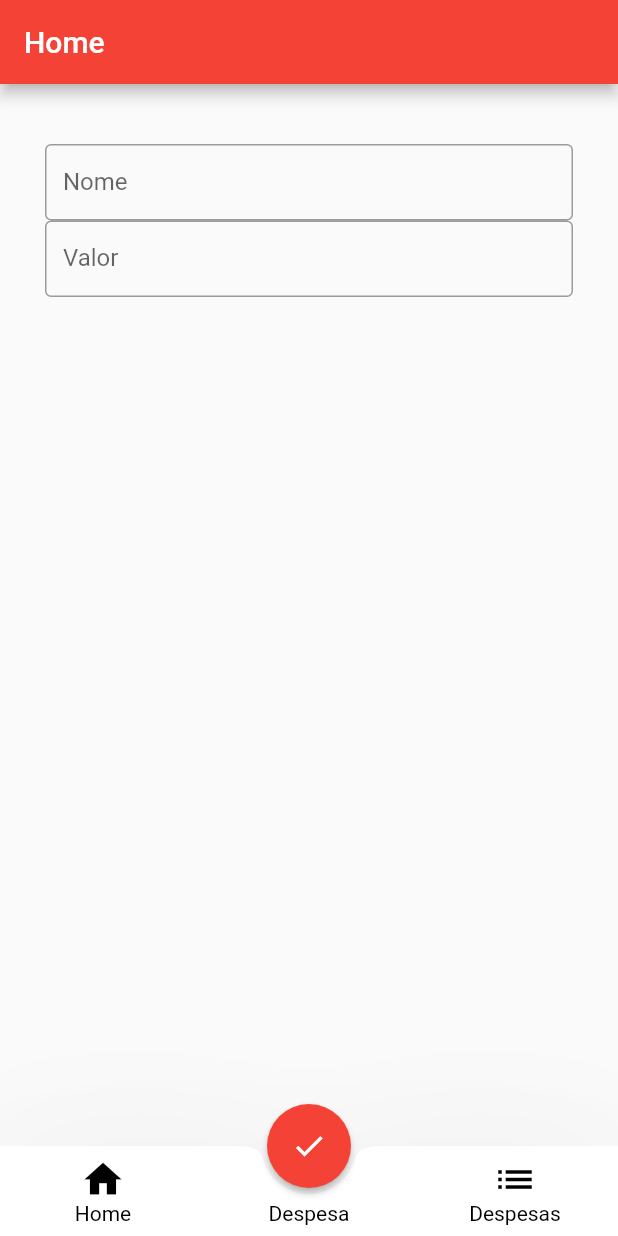
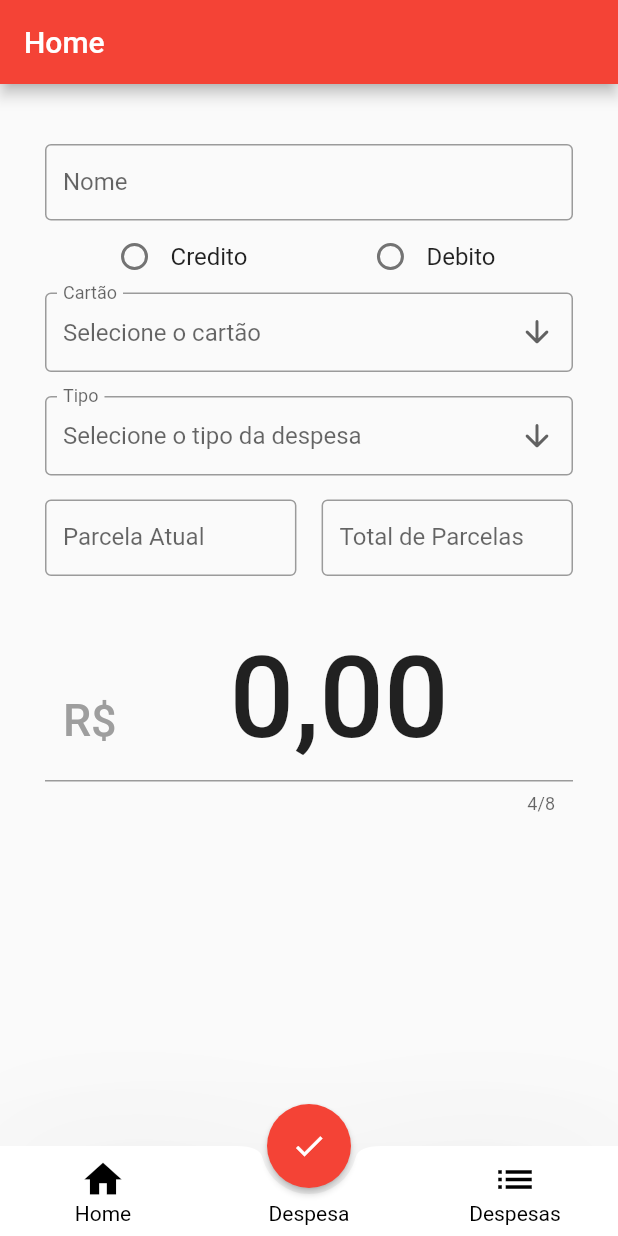
Before and after one commit to Firepeix/ebisu, a Flutter app: the screen it shows after launch, after a tap on "Despesas", after a tap on the "add" icon, on a phone screen of 412 x 824 dp. Run offline on Flutter 3.47's test engine with Material 2 defaults, Android fonts, the phone set to English and light mode, and no system bars.

Commit message:
Template do form feito, falta implementar tipos de inputs

```diff
--- /dev/null
+++ b/lib/card/Domain/Repositories/CardRepositoryInterface.dart
@@ -0,0 +1,5 @@
+
+
+abstract class CardRepositoryInterface {
+  Map<int, String> getCardTypes();
+}
--- /dev/null
+++ b/lib/card/Infrastructure/CardModuleServiceProvider.dart
@@ -0,0 +1,6 @@
+import 'package:ebisu/card/Domain/Repositories/CardRepositoryInterface.dart';
+import 'package:ebisu/card/Infrastructure/Repositories/CardRepository.dart';
+
+class CardModuleServiceProvider {
+  static CardRepositoryInterface cardRepository () => CardRepository();
+}
--- /dev/null
+++ b/lib/card/Infrastructure/Repositories/CardRepository.dart
@@ -0,0 +1,10 @@
+import 'package:ebisu/card/Domain/Card.dart';
+import 'package:ebisu/card/Domain/Repositories/CardRepositoryInterface.dart';
+
+class CardRepository implements CardRepositoryInterface {
+
+  @override
+  Map<int, String> getCardTypes() {
+    return Map.fromIterable(CardType.values, key: (e) => e.index, value: (e) => e.toString().split('.').elementAt(1));
+  }
+}
--- /dev/null
+++ b/lib/expenditure/Domain/Repositories/ExpenditureRepositoryInterface.dart
@@ -0,0 +1,5 @@
+
+
+abstract class ExpenditureRepositoryInterface {
+  Map<int, String> getExpenditureTypes();
+}
--- /dev/null
+++ b/lib/expenditure/Infrastructure/ExpenditureModuleServiceProvider.dart
@@ -0,0 +1,7 @@
+import 'package:ebisu/expenditure/Domain/Repositories/ExpenditureRepositoryInterface.dart';
+
+import 'Repositories/ExpenditureRepository.dart';
+
+class ExpenditureModuleServiceProvider {
+  static ExpenditureRepositoryInterface expenditureRepository () => ExpenditureRepository();
+}
--- /dev/null
+++ b/lib/expenditure/Infrastructure/Repositories/ExpenditureRepository.dart
@@ -0,0 +1,10 @@
+import 'package:ebisu/expenditure/Domain/Expenditure.dart';
+import 'package:ebisu/expenditure/Domain/Repositories/ExpenditureRepositoryInterface.dart';
+
+class ExpenditureRepository implements ExpenditureRepositoryInterface {
+
+  @override
+  Map<int, String> getExpenditureTypes() {
+    return Map.fromIterable(ExpenditureType.values, key: (e) => e.index, value: (e) => e.toString().split('.').elementAt(1));
+  }
+}
--- a/lib/main.dart
+++ b/lib/main.dart
@@ -61,12 +61,16 @@ class _MyHomePageState extends State<MyHomePage> {
 
   @override
   Widget build(BuildContext context) {
+    bool keyboardIsOpen = MediaQuery.of(context).viewInsets.bottom != 0;
     return Scaffold(
       appBar: AppBar(
         title: Text(widget.title),
       ),
       floatingActionButtonLocation: FloatingActionButtonLocation.centerDocked,
-      floatingActionButton: this._getMainButton(),
+      floatingActionButton: Visibility(
+        visible: !keyboardIsOpen,
+        child: this._getMainButton(),
+      ),
       bottomNavigationBar: BottomNavBar(
           onTabSelected: (int value) => _changePageTo(value),
           centerItemText: 'Despesa',
--- a/lib/src/UI/Components/Form/InputDecorator.dart
+++ b/lib/src/UI/Components/Form/InputDecorator.dart
@@ -1,3 +1,4 @@
+import 'package:flutter/cupertino.dart';
 import 'package:flutter/material.dart';
 
 class InputFormDecorator {
@@ -6,7 +7,26 @@ class InputFormDecorator {
       border: OutlineInputBorder(),
       hintText: hint ?? '',
       labelText: label ?? '',
-      isDense: true
+      isDense: true,
+      contentPadding: EdgeInsets.fromLTRB(12, 20, 12, 12)
+    );
+  }
+
+  InputDecoration selectForm (String? label, String? hint) {
+    return InputDecoration(
+        border: OutlineInputBorder(),
+        hintText: hint ?? '',
+        labelText: label ?? '',
+        isDense: true,
+        contentPadding: EdgeInsets.fromLTRB(12, 20, 12, 9)
+    );
+  }
+
+  InputDecoration amountForm () {
+    return InputDecoration(
+      prefix: Text('R\$ '),
+      contentPadding: EdgeInsets.fromLTRB(12, 20, 12, 12),
+      prefixStyle: TextStyle(fontSize: 30, fontWeight: FontWeight.w500, color: Colors.grey)
     );
   }
 }
--- /dev/null
+++ b/lib/src/UI/Components/Form/InputFactory.dart
@@ -0,0 +1,77 @@
+import 'package:flutter/material.dart';
+
+class RadioInput extends StatelessWidget {
+  final String? groupValue;
+  final String label;
+  final String value;
+  final ValueChanged<String?> onChanged;
+
+  RadioInput({required this.groupValue, required this.label, required this.value, required this.onChanged});
+
+  @override
+  Widget build(BuildContext context) {
+    return Row(
+      children: [
+        Radio (
+          value: value,
+          groupValue: groupValue,
+          onChanged: onChanged,
+        ),
+        InkWell(
+          highlightColor: Colors.transparent,
+          splashColor: Colors.transparent,
+          child: Text(label, style: TextStyle(fontSize: 16.0)),
+          onTap: () => {
+            onChanged(value)
+          },
+        )
+      ],
+    );
+  }
+}
+
+class RadioGroup extends StatelessWidget  {
+  final List<RadioInput> children;
+
+  RadioGroup({required this.children});
+
+  @override
+  Widget build(BuildContext context) {
+    return Column(
+      children: [
+        Row(
+            mainAxisAlignment: MainAxisAlignment.spaceAround,
+            children: children
+        )
+      ],
+    );
+  }
+}
+
+class SelectInput extends StatelessWidget  {
+  final String? value;
+  final ValueChanged<String?> onChanged;
+  final TextStyle? style;
+  final InputDecoration? decoration;
+  final Map items;
+
+  SelectInput({required this.items, required this.value, required this.onChanged, this.style, this.decoration});
+
+  @override
+  Widget build(BuildContext context) {
+    return Row(
+      children: [
+        Expanded(
+            child: DropdownButtonFormField<String>(
+              value: value,
+              icon: Icon(Icons.arrow_downward_rounded),
+              isDense: true,
+              decoration: decoration,
+              onChanged: onChanged,
+              items: items.entries.map((e) => DropdownMenuItem(value: e.key.toString(), child: Text(e.value[0] + e.value.substring(1).toLowerCase()))).toList(),
+            )
+        )
+      ],
+    );
+  }
+}
--- /dev/null
+++ b/lib/src/UI/Components/General/KeyboardAvoider.dart
@@ -0,0 +1,236 @@
+import 'dart:collection';
+import 'dart:math';
+
+import 'package:flutter/rendering.dart';
+import 'package:flutter/widgets.dart';
+
+/// Wraps the [child] in a [AnimatedContainer] that adjusts its bottom [padding] to accommodate the on-screen keyboard.
+/// Unlike a [Scaffold], it only insets by the actual amount obscured by the keyboard.
+/// If [autoScroll] is true and the [child] contains a focused widget such as a [TextField],
+/// automatically scrolls so that it is just visible above the keyboard, plus any additional [focusPadding].
+class KeyboardAvoider extends StatefulWidget {
+  /// The child to embed. If the [child] is not a [ScrollView], it is automatically embedded in a [SingleChildScrollView].
+  /// If the [child] is a [ScrollView], it must have a [ScrollController].
+  final Widget child;
+
+  /// Duration of the resize animation. Defaults to 100ms. To disable, set to [Duration.zero].
+  final Duration duration;
+
+  /// Animation curve. Defaults to [easeOut]
+  final Curve curve;
+
+  /// Whether to auto-scroll to the focused widget after the keyboard appears. Defaults to false.
+  /// Could be expensive because it searches all the child objects in this widget's render tree.
+  final bool autoScroll;
+
+  /// Space to put between the focused widget and the top of the keyboard. Defaults to 12.
+  /// Useful in case the focused widget is inside a parent widget that you also want to be visible.
+  final double focusPadding;
+
+  KeyboardAvoider({
+    Key? key,
+    required this.child,
+    this.duration = const Duration(milliseconds: 100),
+    this.curve = Curves.easeOut,
+    this.autoScroll = false,
+    this.focusPadding = 12.0,
+  })  : assert(child is ScrollView ? child.controller != null : true),
+        super(key: key);
+
+  @override
+  _KeyboardAvoiderState createState() => _KeyboardAvoiderState();
+}
+
+class _KeyboardAvoiderState extends State<KeyboardAvoider> with WidgetsBindingObserver {
+  final _animationKey = GlobalKey<ImplicitlyAnimatedWidgetState>();
+  Function(AnimationStatus)? _animationListener;
+  ScrollController? _scrollController;
+  double _overlap = 0.0;
+
+  @override
+  void initState() {
+    super.initState();
+    WidgetsBinding.instance?.addObserver(this);
+  }
+
+  @override
+  void dispose() {
+    WidgetsBinding.instance?.removeObserver(this);
+    if (_animationListener != null) {
+      _animationKey.currentState?.animation.removeStatusListener(_animationListener!);
+    }
+    super.dispose();
+  }
+
+  @override
+  Widget build(BuildContext context) {
+    // Add a status listener to the animation after the initial build.
+    // Wait a frame so that _animationKey.currentState is not null.
+    if (_animationListener == null) {
+      WidgetsBinding.instance?.addPostFrameCallback((_) {
+        _animationListener = _animationStatusChanged;
+        _animationKey.currentState?.animation.addStatusListener(_animationListener!);
+      });
+    }
+
+    // If [child] is a [ScrollView], get its [ScrollController]
+    // and embed the [child] directly in an [AnimatedContainer].
+    if (widget.child is ScrollView) {
+      var scrollView = widget.child as ScrollView;
+      _scrollController = scrollView.controller;
+      return _buildAnimatedContainer(widget.child);
+    }
+
+    // If [child] is not a [ScrollView], and [autoScroll] is true,
+    // embed the [child] in a [SingleChildScrollView] to make
+    // it possible to scroll to the focused widget.
+    if (widget.autoScroll) {
+      _scrollController = ScrollController();
+      return _buildAnimatedContainer(LayoutBuilder(
+        builder: (context, constraints) {
+          return SingleChildScrollView(
+            controller: _scrollController,
+            child: ConstrainedBox(
+              constraints: BoxConstraints(
+                minHeight: constraints.maxHeight,
+              ),
+              child: widget.child,
+            ),
+          );
+        },
+      ));
+    }
+
+    // Just embed the [child] directly in an [AnimatedContainer].
+    return _buildAnimatedContainer(widget.child);
+  }
+
+  /// WidgetsBindingObserver
+  @override
+  void didChangeMetrics() {
+    //Need to wait a frame to get the new size
+    WidgetsBinding.instance?.addPostFrameCallback((_) {
+      _resize();
+    });
+  }
+
+  /// AnimationStatus
+  void _animationStatusChanged(AnimationStatus status) {
+    if (status == AnimationStatus.completed) {
+      final keyboardVisible = MediaQuery.of(context).viewInsets.bottom > 0.0;
+      if (keyboardVisible) {
+        _keyboardShown();
+      }
+    }
+  }
+
+  /// Private
+  Widget _buildAnimatedContainer(Widget child) {
+    return AnimatedContainer(
+      key: _animationKey,
+      padding: EdgeInsets.only(bottom: _overlap),
+      duration: widget.duration,
+      curve: widget.curve,
+      child: child,
+    );
+  }
+
+  void _resize() {
+    if (context == null) {
+      return;
+    }
+
+    // Calculate Rect of widget on screen
+    final object = context.findRenderObject();
+    final box = object as RenderBox;
+    final offset = box.localToGlobal(Offset.zero);
+    final widgetRect = Rect.fromLTWH(
+      offset.dx,
+      offset.dy,
+      box.size.width,
+      box.size.height,
+    );
+
+    // Calculate top of keyboard
+    final mediaQuery = MediaQuery.of(context);
+    final screenSize = mediaQuery.size;
+    final screenInsets = mediaQuery.viewInsets;
+    final keyboardTop = screenSize.height - screenInsets.bottom;
+
+    // If widget is entirely covered by keyboard, do nothing
+    if (widgetRect.top > keyboardTop) {
+      return;
+    }
+
+    // If widget is partially obscured by the keyboard, adjust bottom padding to fully expose it
+    final overlap = max(0.0, widgetRect.bottom - keyboardTop);
+    if (overlap != _overlap) {
+      setState(() {
+        _overlap = overlap;
+      });
+    }
+  }
+
+  void _keyboardShown() {
+    // If auto scroll is not enabled, do nothing
+    if (!widget.autoScroll) {
+      return;
+    }
+    // Need to wait a frame to get the new size
+    WidgetsBinding.instance?.addPostFrameCallback((_) {
+      _scrollToFocusedObject();
+    });
+  }
+
+  void _scrollToFocusedObject() {
+    if (context == null) {
+      return;
+    }
+
+    final focused = _findFocusedObject(context.findRenderObject());
+    if (focused != null) {
+      _scrollToObject(focused);
+    }
+  }
+
+  /// Finds the first focused [RenderEditable] child of [root] using a breadth-first search.
+  RenderObject? _findFocusedObject(RenderObject? root) {
+    if (root == null) return null;
+
+    final q = Queue<RenderObject>();
+    q.add(root);
+    while (q.isNotEmpty) {
+      final node = q.removeFirst();
+      if (node is RenderEditable && node.hasFocus) {
+        return node;
+      }
+      node.visitChildren((child) {
+        q.add(child);
+      });
+    }
+    return null;
+  }
+
+  /// If the focused object is covered by the keyboard, scroll to it.
+  /// Otherwise do nothing.
+  void _scrollToObject(RenderObject object) {
+    // Calculate the offset needed to show the object in the [ScrollView]
+    // so that its bottom touches the top of the keyboard.
+    final viewport = RenderAbstractViewport.of(object);
+
+    if (viewport == null) return;
+
+    final offset = viewport.getOffsetToReveal(object, 1.0).offset + widget.focusPadding;
+
+    if (_scrollController == null) return;
+    // If the object is covered by the keyboard, scroll to reveal it,
+    // and add [focusPadding] between it and top of the keyboard.
+    if (offset > _scrollController!.position.pixels) {
+      _scrollController!.position.moveTo(
+        offset,
+        duration: widget.duration,
+        curve: widget.curve,
+      );
+    }
+  }
+}
--- a/lib/src/UI/Expenditures/Form/ExpenditureForm.dart
+++ b/lib/src/UI/Expenditures/Form/ExpenditureForm.dart
@@ -1,40 +1,124 @@
+import 'package:ebisu/card/Domain/Repositories/CardRepositoryInterface.dart';
+import 'package:ebisu/card/Infrastructure/CardModuleServiceProvider.dart';
+import 'package:ebisu/expenditure/Domain/Repositories/ExpenditureRepositoryInterface.dart';
+import 'package:ebisu/expenditure/Infrastructure/ExpenditureModuleServiceProvider.dart';
 import 'package:ebisu/src/UI/Components/Form/InputDecorator.dart';
+import 'package:ebisu/src/UI/Components/Form/InputFactory.dart';
+import 'package:ebisu/src/UI/Components/General/KeyboardAvoider.dart';
 import 'package:flutter/material.dart';
+import 'package:flutter/services.dart';
 
 class ExpenditureForm extends StatefulWidget {
   final ExpenditureFormValidator validator = ExpenditureFormValidator();
   final InputFormDecorator decorator = InputFormDecorator();
+  final CardRepositoryInterface cardRepository = CardModuleServiceProvider.cardRepository();
+  final ExpenditureRepositoryInterface expenditureRepository = ExpenditureModuleServiceProvider.expenditureRepository();
   @override
   State<StatefulWidget> createState() => _ExpenditureFormState();
+
+  Widget build (_ExpenditureFormState state) {
+    return Form(
+      key: state._formKey,
+      child: KeyboardAvoider(
+        autoScroll: true,
+        child: Column(
+          children: <Widget>[
+            TextFormField(
+              validator: (value) => validator.name(value),
+              decoration: decorator.textForm('Nome', 'Adicione o nome da despesa.'),
+            ),
+            Padding(
+              padding: EdgeInsets.only(right: 16),
+              child: RadioGroup(
+                children: [
+                  RadioInput(label: 'Credito', value: 'CREDIT', groupValue: state._type, onChanged: state.handleTypeChange),
+                  RadioInput(label: 'Debito', value: 'DEBIT', groupValue: state._type, onChanged: state.handleTypeChange)
+                ],
+              ),
+            ),
+            SelectInput(
+              value: state._card,
+              onChanged: state.handleCardChange,
+              decoration: decorator.selectForm('Cartão', 'Selecione o cartão'),
+              items: cardRepository.getCardTypes(),
+            ),
+            Padding(
+              padding: EdgeInsets.only(top: 16),
+              child: SelectInput(
+                value: state._expenditureType,
+                onChanged: state.handleExpenditureTypeChange,
+                decoration: decorator.selectForm('Tipo', 'Selecione o tipo da despesa'),
+                items: expenditureRepository.getExpenditureTypes(),
+              ),
+            ),
+            Padding(
+              padding: EdgeInsets.only(top: 16),
+              child: Row(
+                children: [
+                  Expanded(flex: 10,child: TextFormField(
+                    validator: (value) => validator.name(value),
+                    decoration: decorator.textForm('Parcela Atual', 'Adicione a parcela atual.'),
+                  )),
+                  Spacer(flex: 1,),
+                  Expanded(flex: 10,child: TextFormField(
+                    validator: (value) => validator.name(value),
+                    decoration: decorator.textForm('Total de Parcelas', 'Adicione o total de parcelas'),
+                  )),
+                ],
+              ),
+            ),
+            Padding(
+              padding: EdgeInsets.only(top: 16),
+              child: TextFormField(
+                initialValue: '0,00',
+                maxLength: 8,
+                textAlign: TextAlign.center,
+                maxLengthEnforcement: MaxLengthEnforcement.enforced,
+                keyboardType: TextInputType.number,
+                style: TextStyle(fontSize: 76, fontWeight: FontWeight.w500),
+                validator: (value) => validator.name(value),
+                decoration: decorator.amountForm(),
+              ),
+            ),
+          ],
+        ),
+      ),
+    );
+  }
 }
 
 class _ExpenditureFormState extends State<ExpenditureForm> {
   final _formKey = GlobalKey<FormState>();
+  String? _type;
+  String? _card;
+  String? _expenditureType;
 
   @override
-  Widget build(BuildContext context) {
-    return Form(
-      key: _formKey,
-      child: Column(
-        children: <Widget>[
-          TextFormField(
-            validator: (value) => widget.validator.name(value),
-            decoration: widget.decorator.textForm('Nome', 'Adicione o nome da despesa.'),
-          ),
-          TextFormField(
-            validator: (value) => widget.validator.name(value),
-            decoration: widget.decorator.textForm('Valor', 'Valor da despesa'),
-          ),
-        ],
-      ),
-    );
+  Widget build(BuildContext context) => widget.build(this);
+
+  void handleTypeChange(String? value) {
+    setState(() {
+      _type = value;
+    });
+  }
+
+  void handleExpenditureTypeChange(String? value) {
+    setState(() {
+      _expenditureType = value;
+    });
+  }
+
+  void handleCardChange(String? value) {
+    setState(() {
+      _card = value;
+    });
   }
 }
 
 class ExpenditureFormValidator {
   String? name (String? value) {
     if (value == null || value.isEmpty) {
-      return 'Please enter some text';
+      return 'Nome dá despesa é obrigatório';
     }
     return null;
   }
```
Also changed, not shown: lib/card/Domain/Card.dart (added, +8 -0 lines), lib/expenditure/Domain/Expenditure.dart (added, +9 -0 lines), lib/src/UI/Components/General/Buttons.dart (added, +26 -0 lines).
